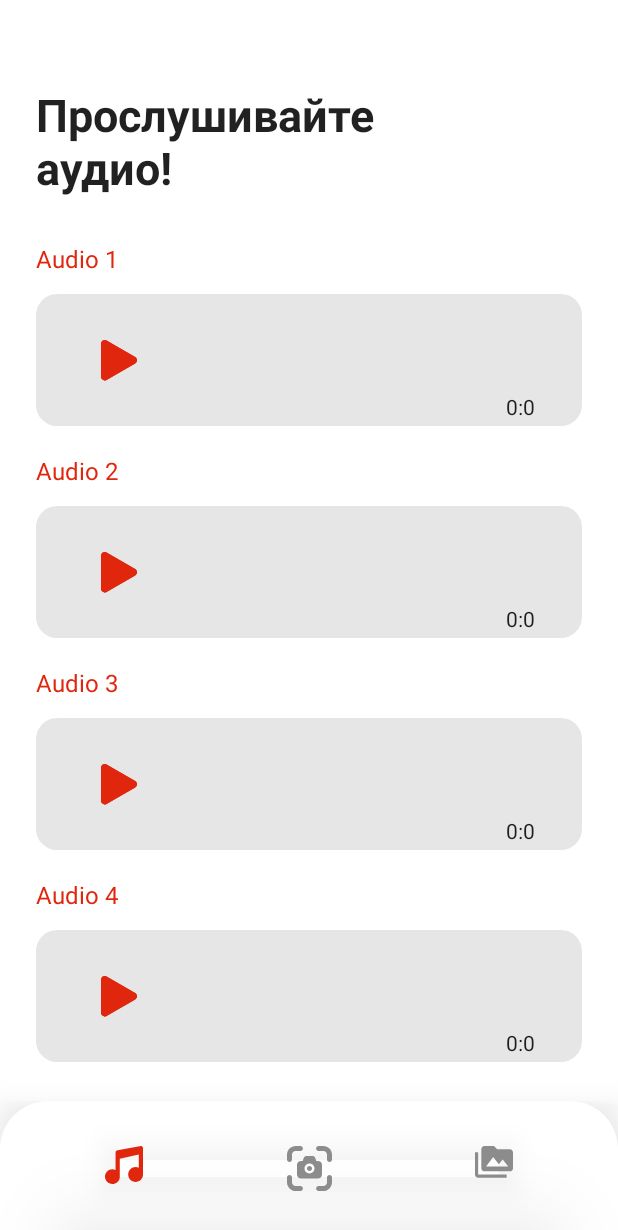
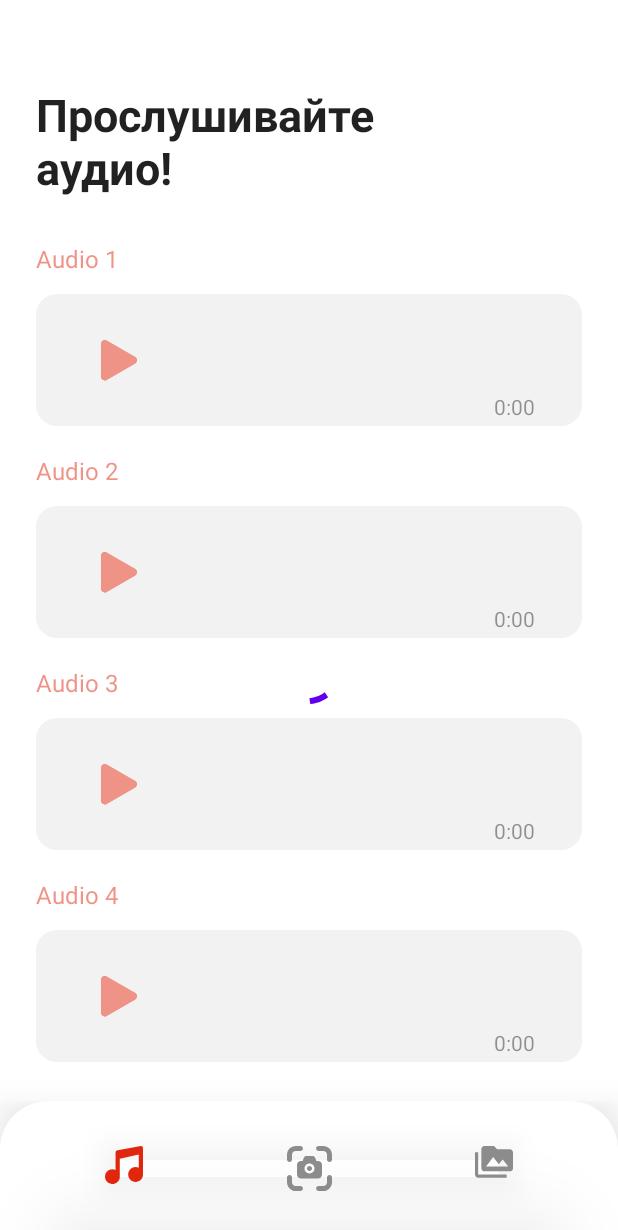
Before and after one commit to handsomeandi/ShowPlaceProject, an Android app built with Jetpack Compose: the AudioScreen screen opened through its navigation route, on a phone screen of 412 x 824 dp. Shown: the top 1230 px of the screen. Run offline under Robolectric (Android 15) with nearby library versions, the phone set to English and light mode, and no system bars; our stand-ins replace Dagger/Hilt's generated code, constraintlayout-compose, livedata-compose; libraries missing offline, so code that uses them is left out: com.google.android.filament, com.google.ar.core, com.google.ar.sceneform, com.linc.audiowaveform, io.realm.kotlin; 4 statements that could not run were skipped.

Commit message:
Added loading on audio

```diff
--- a/app/build.gradle
+++ b/app/build.gradle
@@ -116,6 +116,5 @@ dependencies {
     implementation "androidx.media3:media3-ui:$mediaVersion"
     implementation "androidx.media3:media3-exoplayer-dash:$mediaVersion"
 
-    debugImplementation 'com.squareup.leakcanary:leakcanary-android:2.10'
 
 }
--- a/app/src/main/java/com/example/showplaceproject/core/Utils.kt
+++ b/app/src/main/java/com/example/showplaceproject/core/Utils.kt
@@ -65,5 +65,5 @@ fun Frame.screenCenter(view: View): Vector3 {
 fun formatTime(milliseconds: Long): String {
     val minutes = (milliseconds / 1000) / 60
     val seconds = (milliseconds / 1000) % 60
-    return "$minutes:$seconds"
+    return if (seconds >= 10) "$minutes:$seconds" else "$minutes:0$seconds"
 }
--- a/app/src/main/java/com/example/showplaceproject/data/network/api/GeoMockApi.kt
+++ b/app/src/main/java/com/example/showplaceproject/data/network/api/GeoMockApi.kt
@@ -35,7 +35,7 @@ class GeoMockApi : GeoApi {
         val mockAudioEntity = AudioEntity(
             id = 1,
             name = "Audio 1",
-            file = "https://file-examples.com/storage/fe9278ad7f642dbd39ac5c9/2017/11/file_example_MP3_700KB.mp3",
+            file = "https://github.com/SergLam/Audio-Sample-files/raw/master/sample.mp3",
             longitude = 12.34,
             latitude = 56.78
         )
--- a/app/src/main/java/com/example/showplaceproject/presentation/audio/AudioPlayer.kt
+++ b/app/src/main/java/com/example/showplaceproject/presentation/audio/AudioPlayer.kt
@@ -14,7 +14,7 @@ import androidx.media3.exoplayer.ExoPlayer
 import androidx.media3.exoplayer.source.DefaultMediaSourceFactory
 
 @androidx.annotation.OptIn(androidx.media3.common.util.UnstableApi::class)
-class AudioPlayer(context: Context, url: String? = null) {
+class AudioPlayer(context: Context, url: String? = null, onAudioLoaded: () -> Unit) {
     private var mediaPlayer: ExoPlayer? = null
     private var isPlaying = false
     private var progress: Long = 0
@@ -22,12 +22,14 @@ class AudioPlayer(context: Context, url: String? = null) {
 
     }
 
+    val isLoaded: MutableLiveData<Boolean> = MutableLiveData(false)
+
     var duration: MutableLiveData<Long> = MutableLiveData(0)
 
     init {
         if (mediaPlayer == null) {
             val httpDataSourceFactory: HttpDataSource.Factory =
-            DefaultHttpDataSource.Factory().setAllowCrossProtocolRedirects(false)
+                DefaultHttpDataSource.Factory().setAllowCrossProtocolRedirects(false)
             val dataSourceFactory: DataSource.Factory = DataSource.Factory {
                 val dataSource = httpDataSourceFactory.createDataSource()
                 dataSource.setRequestProperty(
@@ -48,11 +50,12 @@ class AudioPlayer(context: Context, url: String? = null) {
             mediaPlayer?.setMediaItem(mediaItem)
             mediaPlayer?.playWhenReady = false
             mediaPlayer?.prepare()
-            mediaPlayer?.addListener (object: Player.Listener {
+            mediaPlayer?.addListener(object : Player.Listener {
                 override fun onPlaybackStateChanged(playbackState: Int) {
                     super.onPlaybackStateChanged(playbackState)
                     if (playbackState === Player.STATE_READY) {
                         duration.value = mediaPlayer?.duration ?: 0
+                        onAudioLoaded()
                     }
                 }
             })
@@ -114,7 +117,7 @@ class AudioPlayer(context: Context, url: String? = null) {
                     onProgressUpdate(progress, duration)
                     handler.postDelayed(this, 100)
                 }
-                if(duration - progress < 1000) {
+                if (duration - progress < 1000) {
                     mediaPlayer?.stop()
                     release()
                     onProgressUpdate(progress, duration)
--- a/app/src/main/java/com/example/showplaceproject/presentation/audio/AudioScreen.kt
+++ b/app/src/main/java/com/example/showplaceproject/presentation/audio/AudioScreen.kt
@@ -1,18 +1,23 @@
 package com.example.showplaceproject.presentation.audio
 
 import androidx.compose.foundation.background
+import androidx.compose.foundation.clickable
+import androidx.compose.foundation.focusable
 import androidx.compose.foundation.layout.*
 import androidx.compose.foundation.lazy.LazyColumn
 import androidx.compose.foundation.shape.RoundedCornerShape
+import androidx.compose.material.CircularProgressIndicator
 import androidx.compose.material.Icon
 import androidx.compose.material.IconButton
 import androidx.compose.material.Text
 import androidx.compose.runtime.*
 import androidx.compose.runtime.livedata.observeAsState
 import androidx.compose.ui.Alignment
+import androidx.compose.ui.Alignment.Companion.Center
 import androidx.compose.ui.Alignment.Companion.CenterVertically
 import androidx.compose.ui.Modifier
 import androidx.compose.ui.draw.clip
+import androidx.compose.ui.graphics.Color
 import androidx.compose.ui.graphics.SolidColor
 import androidx.compose.ui.graphics.vector.ImageVector
 import androidx.compose.ui.platform.LocalContext
@@ -32,6 +37,12 @@ import com.example.showplaceproject.presentation.theme.*
 fun AudioScreen(navHostController: NavHostController) {
     val viewModel: AudioScreenViewModel = hiltViewModel()
     val audios by viewModel.audio.observeAsState()
+    var isLoading by remember {
+        mutableStateOf(true)
+    }
+    var numberOfLoaded by remember {
+        mutableStateOf(0)
+    }
     LaunchedEffect(Unit) {
         viewModel.init()
     }
@@ -43,17 +54,31 @@ fun AudioScreen(navHostController: NavHostController) {
                 .padding(top = 60.dp, bottom = 33.dp)
                 .padding(horizontal = 24.dp)
         )
+        Box(modifier = Modifier.weight(1f)) {
             LazyColumn(
                 modifier = Modifier
                     .fillMaxWidth()
-                .weight(1f)
+                    .focusable(enabled = false)
                     .padding(horizontal = 24.dp)
             ) {
                 items(audios?.size ?: 0) { index ->
                     audios?.get(index)?.let {
-                    AudioElement(it)
+                        AudioElement(it) {
+                            numberOfLoaded++
+                        }
                     }
 
+                }
+            }
+            if (numberOfLoaded != audios?.size) {
+                Box(modifier = Modifier
+                    .background(Color.White.copy(alpha = 0.5f))
+                    .clickable {
+
+                    }
+                    .fillMaxSize()) {
+                    CircularProgressIndicator(Modifier.align(Center))
+                }
             }
         }
         ShowPlaceBottomNavigation(SelectedScreen.AUDIO, navHostController)
@@ -64,13 +89,15 @@ fun AudioScreen(navHostController: NavHostController) {
 
 //TODO: make fast-forwarding
 @Composable
-fun AudioElement(audio: AudioModel) {
+fun AudioElement(audio: AudioModel, onAudioLoaded: () -> Unit) {
     val context = LocalContext.current
-    val audioPlayer = remember { AudioPlayer(context, audio.file) }
+    val audioPlayer = remember { AudioPlayer(context, audio.file, onAudioLoaded) }
     var progress by remember { mutableStateOf(0f) }
     val duration by audioPlayer.duration.observeAsState()
+    val isLoaded by audioPlayer.isLoaded.observeAsState()
     var isPlaying by remember { mutableStateOf(false) }
     isPlaying = audioPlayer.isPlaying()
+
 
     Column(modifier = Modifier.padding(bottom = 21.dp)) {
         Text(
--- a/app/src/main/java/com/example/showplaceproject/presentation/media/photo/PhotosScreen.kt
+++ b/app/src/main/java/com/example/showplaceproject/presentation/media/photo/PhotosScreen.kt
@@ -64,7 +64,7 @@ fun PhotosScreen(photos: List<String>) {
                     painter = rememberImagePainter(
                         data = selectedPhoto,
                     ),
-                    contentScale = ContentScale.Crop,
+                    contentScale = ContentScale.Inside,
                     contentDescription = null,
                     modifier = Modifier
                         .fillMaxSize(0.9f)
```
Also changed, not shown: app/src/main/java/com/example/showplaceproject/presentation/media/MediaScreen.kt (+5 -5 lines). Lines whose indentation alone changed are shown as unchanged.
